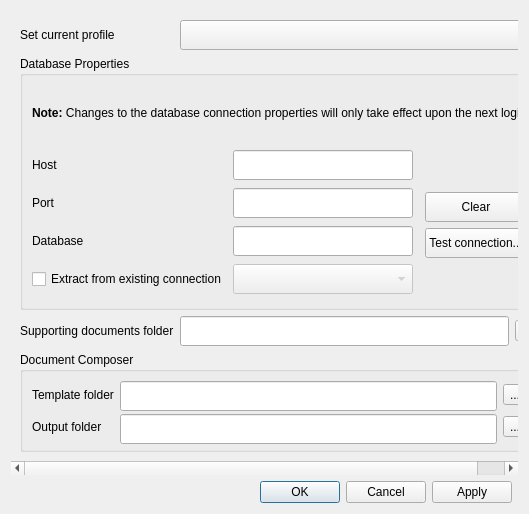
Old version of the form ui/ui_options.ui in the repository gltn/stdm.
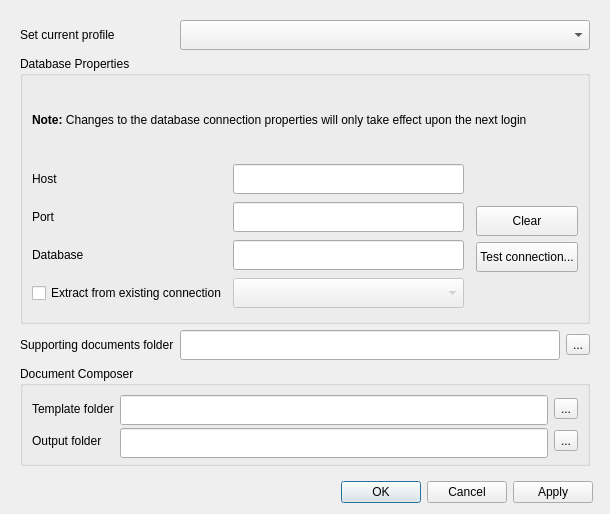
New version of the form. Icons and pictures are not drawn.

The edit to the form file:
```diff
--- a/ui/ui_options.ui
+++ b/ui/ui_options.ui
@@ -6,7 +6,7 @@
    <rect>
     <x>0</x>
     <y>0</y>
-    <width>529</width>
+    <width>610</width>
     <height>514</height>
    </rect>
   </property>
@@ -40,8 +40,8 @@
        <rect>
         <x>0</x>
         <y>0</y>
-        <width>511</width>
-        <height>459</height>
+        <width>588</width>
+        <height>448</height>
        </rect>
       </property>
       <layout class="QGridLayout" name="gridLayout_5">
```
